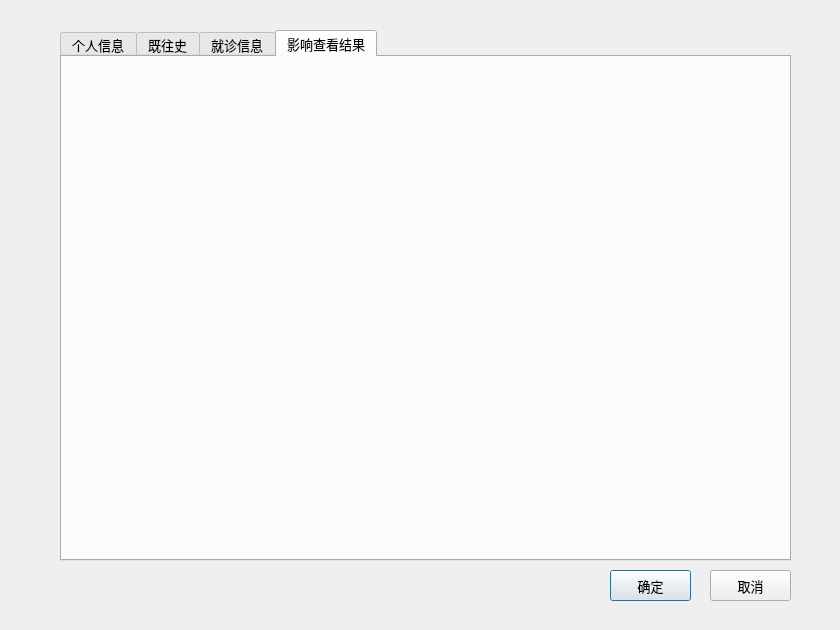
Old version of the form GUI/DesignWindow.ui in the repository hzhaoaf/CTDiagnosis.
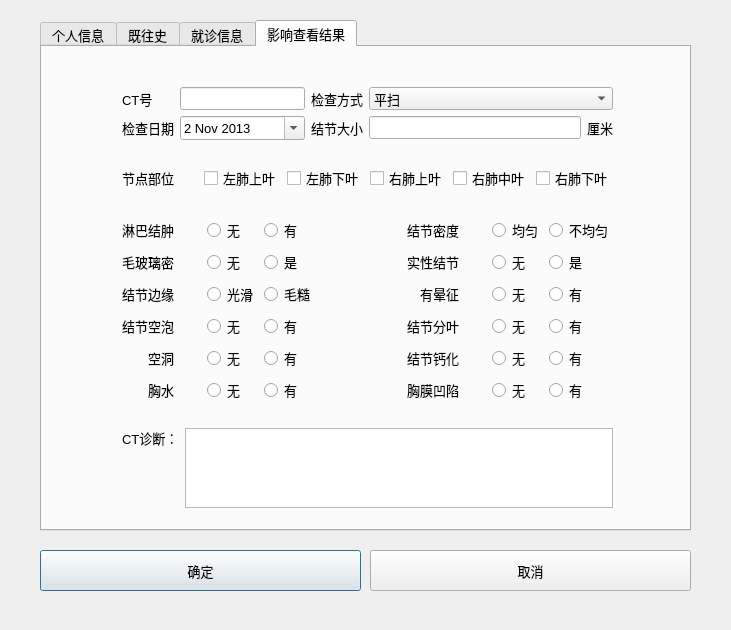
New version of the form. The open tabs and pages were chosen to show the change.

Commit message: Finish Draft GUI design of Patient Info

Diff of the .ui file:
```diff
--- a/GUI/DesignWindow.ui
+++ b/GUI/DesignWindow.ui
@@ -9,7 +9,7 @@
    <rect>
     <x>0</x>
     <y>0</y>
-    <width>840</width>
+    <width>731</width>
     <height>630</height>
    </rect>
   </property>
@@ -28,10 +28,10 @@
   <widget class="QTabWidget" name="tabWidget">
    <property name="geometry">
     <rect>
-     <x>60</x>
-     <y>30</y>
-     <width>731</width>
-     <height>531</height>
+     <x>40</x>
+     <y>20</y>
+     <width>651</width>
+     <height>511</height>
     </rect>
    </property>
    <property name="font">
@@ -887,15 +887,556 @@
     <attribute name="title">
      <string>影响查看结果</string>
     </attribute>
+    <widget class="QWidget" name="">
+     <property name="geometry">
+      <rect>
+       <x>80</x>
+       <y>40</y>
+       <width>491</width>
+       <height>421</height>
+      </rect>
+     </property>
+     <layout class="QVBoxLayout" name="verticalLayout_2">
+      <item>
+       <layout class="QGridLayout" name="gridLayout_3">
+        <item row="1" column="3" colspan="2">
+         <widget class="QLabel" name="label_11">
+          <property name="text">
+           <string>结节大小</string>
+          </property>
+         </widget>
+        </item>
+        <item row="1" column="5">
+         <widget class="QLineEdit" name="lineEdit_2"/>
+        </item>
+        <item row="1" column="1" colspan="2">
+         <widget class="QDateEdit" name="dateEdit">
+          <property name="dateTime">
+           <datetime>
+            <hour>0</hour>
+            <minute>0</minute>
+            <second>0</second>
+            <year>2013</year>
+            <month>11</month>
+            <day>2</day>
+           </datetime>
+          </property>
+          <property name="calendarPopup">
+           <bool>true</bool>
+          </property>
+         </widget>
+        </item>
+        <item row="1" column="0">
+         <widget class="QLabel" name="label_10">
+          <property name="text">
+           <string>检查日期</string>
+          </property>
+         </widget>
+        </item>
+        <item row="0" column="1" colspan="2">
+         <widget class="QLineEdit" name="lineEdit"/>
+        </item>
+        <item row="0" column="0">
+         <widget class="QLabel" name="label_8">
+          <property name="text">
+           <string>CT号</string>
+          </property>
+         </widget>
+        </item>
+        <item row="0" column="3" colspan="2">
+         <widget class="QLabel" name="label_9">
+          <property name="text">
+           <string>检查方式</string>
+          </property>
+         </widget>
+        </item>
+        <item row="0" column="5" colspan="2">
+         <widget class="QComboBox" name="comboBox">
+          <item>
+           <property name="text">
+            <string>平扫</string>
+           </property>
+          </item>
+          <item>
+           <property name="text">
+            <string>增强扫描</string>
+           </property>
+          </item>
+          <item>
+           <property name="text">
+            <string>其他</string>
+           </property>
+          </item>
+         </widget>
+        </item>
+        <item row="1" column="6">
+         <widget class="QLabel" name="label_12">
+          <property name="text">
+           <string>厘米</string>
+          </property>
+         </widget>
+        </item>
+       </layout>
+      </item>
+      <item>
+       <spacer name="verticalSpacer">
+        <property name="orientation">
+         <enum>Qt::Vertical</enum>
+        </property>
+        <property name="sizeHint" stdset="0">
+         <size>
+          <width>20</width>
+          <height>40</height>
+         </size>
+        </property>
+       </spacer>
+      </item>
+      <item>
+       <layout class="QHBoxLayout" name="horizontalLayout_3">
+        <item>
+         <widget class="QLabel" name="label_13">
+          <property name="text">
+           <string>节点部位</string>
+          </property>
+         </widget>
+        </item>
+        <item>
+         <widget class="QCheckBox" name="checkBox">
+          <property name="text">
+           <string>左肺上叶</string>
+          </property>
+         </widget>
+        </item>
+        <item>
+         <widget class="QCheckBox" name="checkBox_2">
+          <property name="text">
+           <string>左肺下叶</string>
+          </property>
+         </widget>
+        </item>
+        <item>
+         <widget class="QCheckBox" name="checkBox_3">
+          <property name="text">
+           <string>右肺上叶</string>
+          </property>
+         </widget>
+        </item>
+        <item>
+         <widget class="QCheckBox" name="checkBox_4">
+          <property name="text">
+           <string>右肺中叶</string>
+          </property>
+         </widget>
+        </item>
+        <item>
+         <widget class="QCheckBox" name="checkBox_5">
+          <property name="text">
+           <string>右肺下叶</string>
+          </property>
+         </widget>
+        </item>
+       </layout>
+      </item>
+      <item>
+       <spacer name="verticalSpacer_5">
+        <property name="orientation">
+         <enum>Qt::Vertical</enum>
+        </property>
+        <property name="sizeHint" stdset="0">
+         <size>
+          <width>20</width>
+          <height>40</height>
+         </size>
+        </property>
+       </spacer>
+      </item>
+      <item>
+       <layout class="QHBoxLayout" name="horizontalLayout_8">
+        <item>
+         <layout class="QGridLayout" name="gridLayout_4">
+          <item row="0" column="0">
+           <widget class="QLabel" name="label_40">
+            <property name="text">
+             <string>淋巴结肿</string>
+            </property>
+            <property name="alignment">
+             <set>Qt::AlignRight|Qt::AlignTrailing|Qt::AlignVCenter</set>
+            </property>
+           </widget>
+          </item>
+          <item row="0" column="2">
+           <widget class="QRadioButton" name="kesou1RadioButton_2">
+            <property name="text">
+             <string>无</string>
+            </property>
+           </widget>
+          </item>
+          <item row="1" column="0">
+           <widget class="QLabel" name="label_41">
+            <property name="text">
+             <string>毛玻璃密</string>
+            </property>
+            <property name="alignment">
+             <set>Qt::AlignRight|Qt::AlignTrailing|Qt::AlignVCenter</set>
+            </property>
+           </widget>
+          </item>
+          <item row="1" column="2">
+           <widget class="QRadioButton" name="kesou1RadioButton_3">
+            <property name="text">
+             <string>无</string>
+            </property>
+           </widget>
+          </item>
+          <item row="0" column="3">
+           <widget class="QRadioButton" name="kesou2RadioButton_2">
+            <property name="text">
+             <string>有</string>
+            </property>
+           </widget>
+          </item>
+          <item row="4" column="0">
+           <widget class="QLabel" name="label_44">
+            <property name="text">
+             <string>空洞</string>
+            </property>
+            <property name="alignment">
+             <set>Qt::AlignRight|Qt::AlignTrailing|Qt::AlignVCenter</set>
+            </property>
+           </widget>
+          </item>
+          <item row="4" column="2">
+           <widget class="QRadioButton" name="kesou1RadioButton_6">
+            <property name="text">
+             <string>无</string>
+            </property>
+           </widget>
+          </item>
+          <item row="5" column="0">
+           <widget class="QLabel" name="label_45">
+            <property name="text">
+             <string>胸水</string>
+            </property>
+            <property name="alignment">
+             <set>Qt::AlignRight|Qt::AlignTrailing|Qt::AlignVCenter</set>
+            </property>
+           </widget>
+          </item>
+          <item row="4" column="3">
+           <widget class="QRadioButton" name="kesou2RadioButton_6">
+            <property name="text">
+             <string>有</string>
+            </property>
+           </widget>
+          </item>
+          <item row="5" column="3">
+           <widget class="QRadioButton" name="kesou2RadioButton_7">
+            <property name="text">
+             <string>有</string>
+            </property>
+           </widget>
+          </item>
+          <item row="5" column="2">
+           <widget class="QRadioButton" name="kesou1RadioButton_7">
+            <property name="text">
+             <string>无</string>
+            </property>
+           </widget>
+          </item>
+          <item row="2" column="0">
+           <widget class="QLabel" name="label_42">
+            <property name="text">
+             <string>结节边缘</string>
+            </property>
+            <property name="alignment">
+             <set>Qt::AlignRight|Qt::AlignTrailing|Qt::AlignVCenter</set>
+            </property>
+           </widget>
+          </item>
+          <item row="1" column="3">
+           <widget class="QRadioButton" name="kesou2RadioButton_3">
+            <property name="text">
+             <string>是</string>
+            </property>
+           </widget>
+          </item>
+          <item row="2" column="2">
+           <widget class="QRadioButton" name="kesou1RadioButton_4">
+            <property name="text">
+             <string>光滑</string>
+            </property>
+           </widget>
+          </item>
+          <item row="2" column="3">
+           <widget class="QRadioButton" name="kesou2RadioButton_4">
+            <property name="text">
+             <string>毛糙</string>
+            </property>
+           </widget>
+          </item>
+          <item row="3" column="0">
+           <widget class="QLabel" name="label_43">
+            <property name="text">
+             <string>结节空泡</string>
+            </property>
+            <property name="alignment">
+             <set>Qt::AlignRight|Qt::AlignTrailing|Qt::AlignVCenter</set>
+            </property>
+           </widget>
+          </item>
+          <item row="3" column="2">
+           <widget class="QRadioButton" name="kesou1RadioButton_5">
+            <property name="text">
+             <string>无</string>
+            </property>
+           </widget>
+          </item>
+          <item row="3" column="3">
+           <widget class="QRadioButton" name="kesou2RadioButton_5">
+            <property name="text">
+             <string>有</string>
+            </property>
+           </widget>
+          </item>
+          <item row="1" column="1">
+           <spacer name="horizontalSpacer_7">
+            <property name="orientation">
+             <enum>Qt::Horizontal</enum>
+            </property>
+            <property name="sizeHint" stdset="0">
+             <size>
+              <width>40</width>
+              <height>20</height>
+             </size>
+            </property>
+           </spacer>
+          </item>
+         </layout>
+        </item>
+        <item>
+         <spacer name="horizontalSpacer_5">
+          <property name="orientation">
+           <enum>Qt::Horizontal</enum>
+          </property>
+          <property name="sizeHint" stdset="0">
+           <size>
+            <width>98</width>
+            <height>20</height>
+           </size>
+          </property>
+         </spacer>
+        </item>
+        <item>
+         <layout class="QGridLayout" name="gridLayout_8">
+          <item row="4" column="2">
+           <widget class="QRadioButton" name="kesou1RadioButton_11">
+            <property name="text">
+             <string>无</string>
+            </property>
+           </widget>
+          </item>
+          <item row="5" column="3">
+           <widget class="QRadioButton" name="kesou2RadioButton_13">
+            <property name="text">
+             <string>有</string>
+            </property>
+           </widget>
+          </item>
+          <item row="5" column="0">
+           <widget class="QLabel" name="label_51">
+            <property name="text">
+             <string>胸膜凹陷</string>
+            </property>
+            <property name="alignment">
+             <set>Qt::AlignRight|Qt::AlignTrailing|Qt::AlignVCenter</set>
+            </property>
+           </widget>
+          </item>
+          <item row="4" column="3">
+           <widget class="QRadioButton" name="kesou2RadioButton_12">
+            <property name="text">
+             <string>有</string>
+            </property>
+           </widget>
+          </item>
+          <item row="5" column="2">
+           <widget class="QRadioButton" name="kesou1RadioButton_12">
+            <property name="text">
+             <string>无</string>
+            </property>
+           </widget>
+          </item>
+          <item row="0" column="0">
+           <widget class="QLabel" name="label_46">
+            <property name="text">
+             <string>结节密度</string>
+            </property>
+            <property name="alignment">
+             <set>Qt::AlignRight|Qt::AlignTrailing|Qt::AlignVCenter</set>
+            </property>
+           </widget>
+          </item>
+          <item row="0" column="2">
+           <widget class="QRadioButton" name="kesou1RadioButton_8">
+            <property name="text">
+             <string>均匀</string>
+            </property>
+           </widget>
+          </item>
+          <item row="0" column="3">
+           <widget class="QRadioButton" name="kesou2RadioButton_8">
+            <property name="text">
+             <string>不均匀</string>
+            </property>
+           </widget>
+          </item>
+          <item row="1" column="0">
+           <widget class="QLabel" name="label_47">
+            <property name="text">
+             <string>实性结节</string>
+            </property>
+            <property name="alignment">
+             <set>Qt::AlignRight|Qt::AlignTrailing|Qt::AlignVCenter</set>
+            </property>
+           </widget>
+          </item>
+          <item row="1" column="3">
+           <widget class="QRadioButton" name="kesou2RadioButton_9">
+            <property name="text">
+             <string>是</string>
+            </property>
+           </widget>
+          </item>
+          <item row="1" column="2">
+           <widget class="QRadioButton" name="kesou1RadioButton_9">
+            <property name="text">
+             <string>无</string>
+            </property>
+           </widget>
+          </item>
+          <item row="2" column="0">
+           <widget class="QLabel" name="label_48">
+            <property name="text">
+             <string>有晕征</string>
+            </property>
+            <property name="alignment">
+             <set>Qt::AlignRight|Qt::AlignTrailing|Qt::AlignVCenter</set>
+            </property>
+           </widget>
+          </item>
+          <item row="2" column="2">
+           <widget class="QRadioButton" name="kesou1RadioButton_10">
+            <property name="text">
+             <string>无</string>
+            </property>
+           </widget>
+          </item>
+          <item row="3" column="0">
+           <widget class="QLabel" name="label_49">
+            <property name="text">
+             <string>结节分叶</string>
+            </property>
+            <property name="alignment">
+             <set>Qt::AlignRight|Qt::AlignTrailing|Qt::AlignVCenter</set>
+            </property>
+           </widget>
+          </item>
+          <item row="3" column="2">
+           <widget class="QRadioButton" name="kesou1RadioButton_13">
+            <property name="text">
+             <string>无</string>
+            </property>
+           </widget>
+          </item>
+          <item row="2" column="3">
+           <widget class="QRadioButton" name="kesou2RadioButton_10">
+            <property name="text">
+             <string>有</string>
+            </property>
+           </widget>
+          </item>
+          <item row="3" column="3">
+           <widget class="QRadioButton" name="kesou2RadioButton_11">
+            <property name="text">
+             <string>有</string>
+            </property>
+           </widget>
+          </item>
+          <item row="4" column="0">
+           <widget class="QLabel" name="label_50">
+            <property name="text">
+             <string>结节钙化</string>
+            </property>
+            <property name="alignment">
+             <set>Qt::AlignRight|Qt::AlignTrailing|Qt::AlignVCenter</set>
+            </property>
+           </widget>
+          </item>
+          <item row="2" column="1">
+           <spacer name="horizontalSpacer_6">
+            <property name="orientation">
+             <enum>Qt::Horizontal</enum>
+            </property>
+            <property name="sizeHint" stdset="0">
+             <size>
+              <width>40</width>
+              <height>20</height>
+             </size>
+            </property>
+           </spacer>
+          </item>
+         </layout>
+        </item>
+       </layout>
+      </item>
+      <item>
+       <spacer name="verticalSpacer_3">
+        <property name="orientation">
+         <enum>Qt::Vertical</enum>
+        </property>
+        <property name="sizeHint" stdset="0">
+         <size>
+          <width>20</width>
+          <height>40</height>
+         </size>
+        </property>
+       </spacer>
+      </item>
+      <item>
+       <layout class="QHBoxLayout" name="horizontalLayout_7">
+        <item>
+         <widget class="QLabel" name="label_14">
+          <property name="text">
+           <string>CT诊断：</string>
+          </property>
+          <property name="alignment">
+           <set>Qt::AlignLeading|Qt::AlignLeft|Qt::AlignTop</set>
+          </property>
+         </widget>
+        </item>
+        <item>
+         <widget class="QPlainTextEdit" name="plainTextEdit">
+          <property name="maximumSize">
+           <size>
+            <width>16777215</width>
+            <height>100</height>
+           </size>
+          </property>
+         </widget>
+        </item>
+       </layout>
+      </item>
+     </layout>
+    </widget>
    </widget>
   </widget>
   <widget class="QPushButton" name="acceptButton">
    <property name="geometry">
     <rect>
-     <x>610</x>
-     <y>570</y>
-     <width>81</width>
-     <height>31</height>
+     <x>40</x>
+     <y>550</y>
+     <width>321</width>
+     <height>41</height>
     </rect>
    </property>
    <property name="font">
@@ -903,6 +1444,9 @@
      <pointsize>10</pointsize>
     </font>
    </property>
+   <property name="autoFillBackground">
+    <bool>false</bool>
+   </property>
    <property name="text">
     <string>确定</string>
    </property>
@@ -910,10 +1454,10 @@
   <widget class="QPushButton" name="cancelButton">
    <property name="geometry">
     <rect>
-     <x>710</x>
-     <y>570</y>
-     <width>81</width>
-     <height>31</height>
+     <x>370</x>
+     <y>550</y>
+     <width>321</width>
+     <height>41</height>
     </rect>
    </property>
    <property name="font">
```
Left out of the diff: 26 changed lines with no effect on the pictures. The commit also changes 3 other files.
